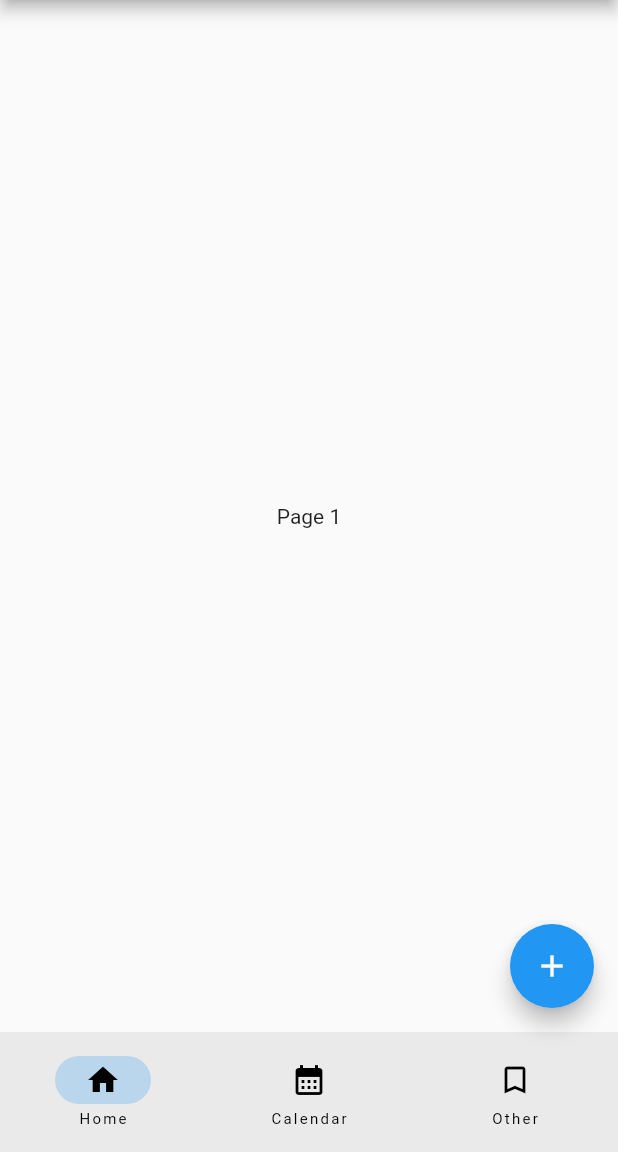
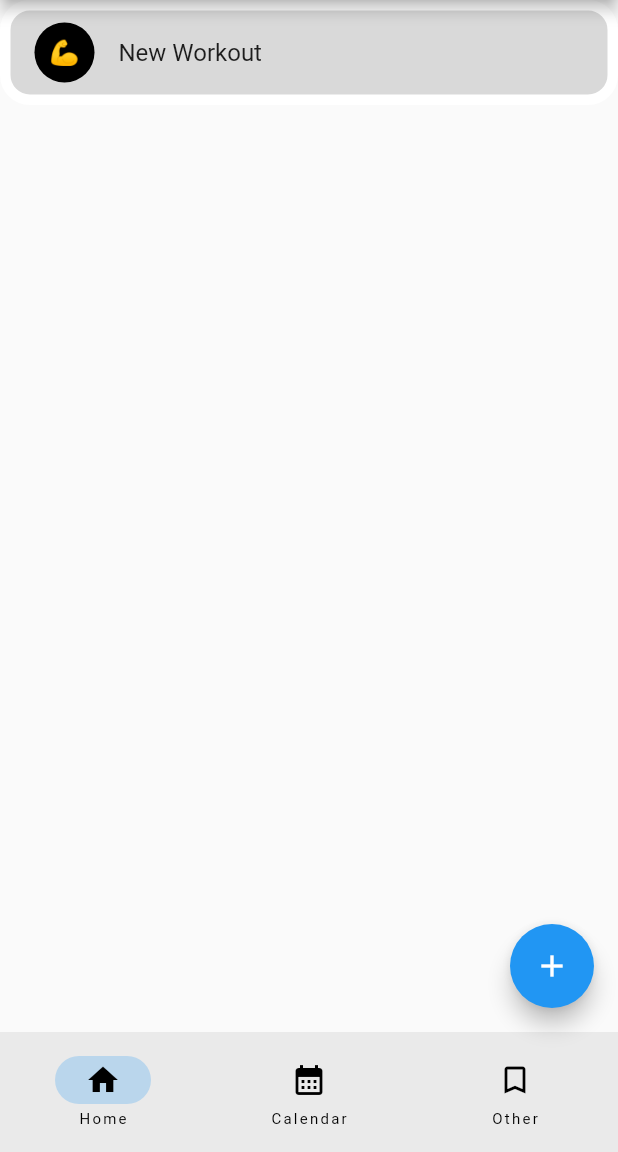
Before and after one commit to prem-pxtel/Gains-Tracker-Pro, a Flutter app: the screen it shows after launch, after a tap on the "add" icon, on a phone screen of 412 x 824 dp, the part 84-1236 px from its top. Run offline on Flutter 3.47's test engine with Material 2 defaults, Android fonts, the light colour scheme and no system bars.

Commit message:
listview implementation for workouts

```diff
--- a/gains_tracker_pro/lib/classes.dart
+++ b/gains_tracker_pro/lib/classes.dart
@@ -1,5 +1,5 @@
 class Workout {
-  String wkoutName = '';
+  String wkoutName = 'New Workout';
   int month = 0;
   int day = 0;
   int year = 0;
@@ -7,7 +7,7 @@ class Workout {
 }
 
 class Exercise {
-  String exName = '';
+  String exName = 'New Exercise';
   String notes = '';
   List<Set> setList = [];
 }
--- a/gains_tracker_pro/lib/homepage.dart
+++ b/gains_tracker_pro/lib/homepage.dart
@@ -1,6 +1,7 @@
 import 'package:flutter/material.dart';
 import 'calendar.dart';
 import 'other.dart';
+import 'classes.dart';
 
 class HomePage extends StatefulWidget {
   const HomePage({super.key});
@@ -10,6 +11,7 @@ class HomePage extends StatefulWidget {
 }
 
 class _HomePageState extends State<HomePage> {
+  List<Workout> wkoutList = [];
   int currentPageIndex = 0;
 
   @override
@@ -23,16 +25,30 @@ class _HomePageState extends State<HomePage> {
         child:const Icon(Icons.add),
         onPressed: () {
           setState(() {
-
+            Workout newTestWkout = Workout();
+            wkoutList.add(newTestWkout);
           });
         }
       ),
       body:<Widget>[
         Stack(
           children: [
-            Container(
-              alignment: Alignment.center,
-              child: const Text('Page 1'),
+            ListView.builder(
+              itemCount: wkoutList.length,
+              itemBuilder: (_, index) {
+                return ListTile(
+                  tileColor: randColor(),
+                  title: Text(wkoutList[index].wkoutName),
+                  shape: RoundedRectangleBorder(
+                    side: const BorderSide(width: 7, color: Colors.white),
+                    borderRadius: BorderRadius.circular(20),
+                  ),
+                  leading: const CircleAvatar(
+                    backgroundColor: Colors.black,
+                    child: Text('💪',),
+                  ),
+                );
+              },
             ),
           ]
         ),
```
